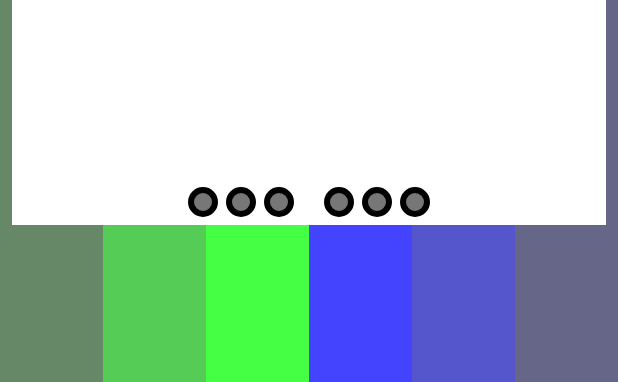
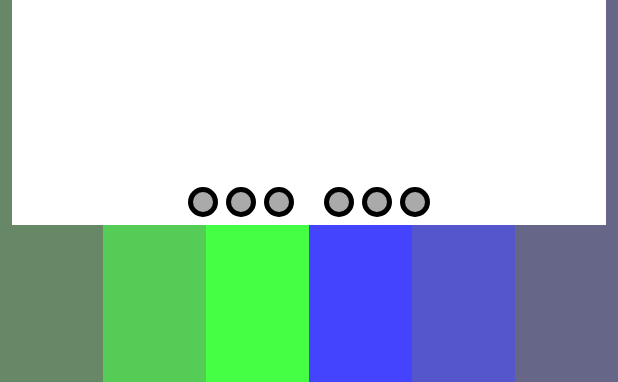
Before and after one commit to gmadrid/brailler, an Android app: the layout activity_main.xml on its own in the app's theme, with its tools: preview values and no code run, on a phone screen of 412 x 824 dp. Shown: the top 382 px of the screen. Run offline under Robolectric (Android 15) with nearby library versions, the phone set to English and light mode, and no system bars.

Commit message:
Using resources for dimens, colors

```diff
--- a/app/src/main/res/drawable/circle_d.xml
+++ b/app/src/main/res/drawable/circle_d.xml
@@ -2,6 +2,6 @@
 <shape
     xmlns:android="http://schemas.android.com/apk/res/android"
     android:shape="oval">
-    <solid android:color="#777777"/>
-    <stroke android:color="#000000" android:width="4dp"/>
+    <solid android:color="@color/led_off_color"/>
+    <stroke android:color="@color/led_ring_color" android:width="@dimen/led_ring_width"/>
 </shape>
--- a/app/src/main/res/drawable/circle_p.xml
+++ b/app/src/main/res/drawable/circle_p.xml
@@ -2,6 +2,6 @@
 <shape
     xmlns:android="http://schemas.android.com/apk/res/android"
     android:shape="oval">
-    <solid android:color="#ee0000"/>
-    <stroke android:color="#000000" android:width="4dp"/>
+    <solid android:color="@color/led_on_color"/>
+    <stroke android:color="@color/led_ring_color" android:width="@dimen/led_ring_width"/>
 </shape>
--- a/app/src/main/res/values/colors.xml
+++ b/app/src/main/res/values/colors.xml
@@ -3,4 +3,8 @@
     <color name="colorPrimary">#3F51B5</color>
     <color name="colorPrimaryDark">#303F9F</color>
     <color name="colorAccent">#FF4081</color>
+
+    <color name="led_off_color">#aaaaaa</color>
+    <color name="led_on_color">#ff0000</color>
+    <color name="led_ring_color">#000000</color>
 </resources>
--- a/app/src/main/res/values/dimens.xml
+++ b/app/src/main/res/values/dimens.xml
@@ -4,4 +4,5 @@
     <dimen name="led_bottom_margin">5dp</dimen>
     <dimen name="led_center_margin">10dp</dimen>
     <dimen name="led_between_margin">5dp</dimen>
+    <dimen name="led_ring_width">3dp</dimen>
 </resources>
```
Also changed, not shown: app/src/main/java/com/scrawlsoft/brailler/MainActivity.kt (line endings or trailing spaces).
